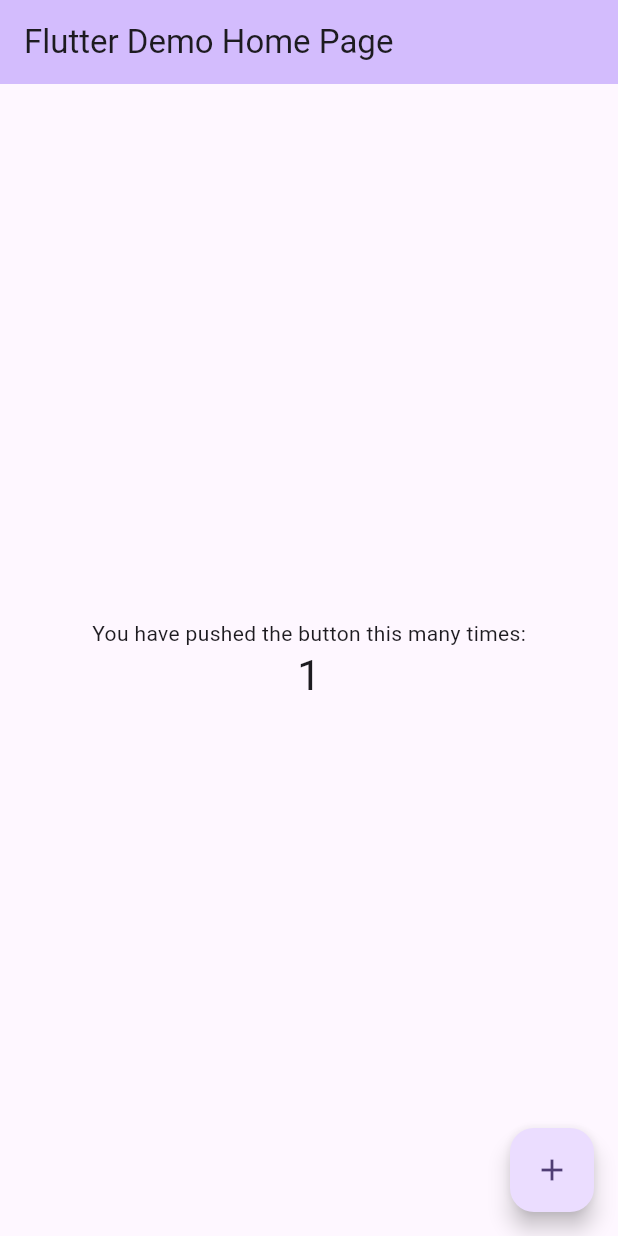
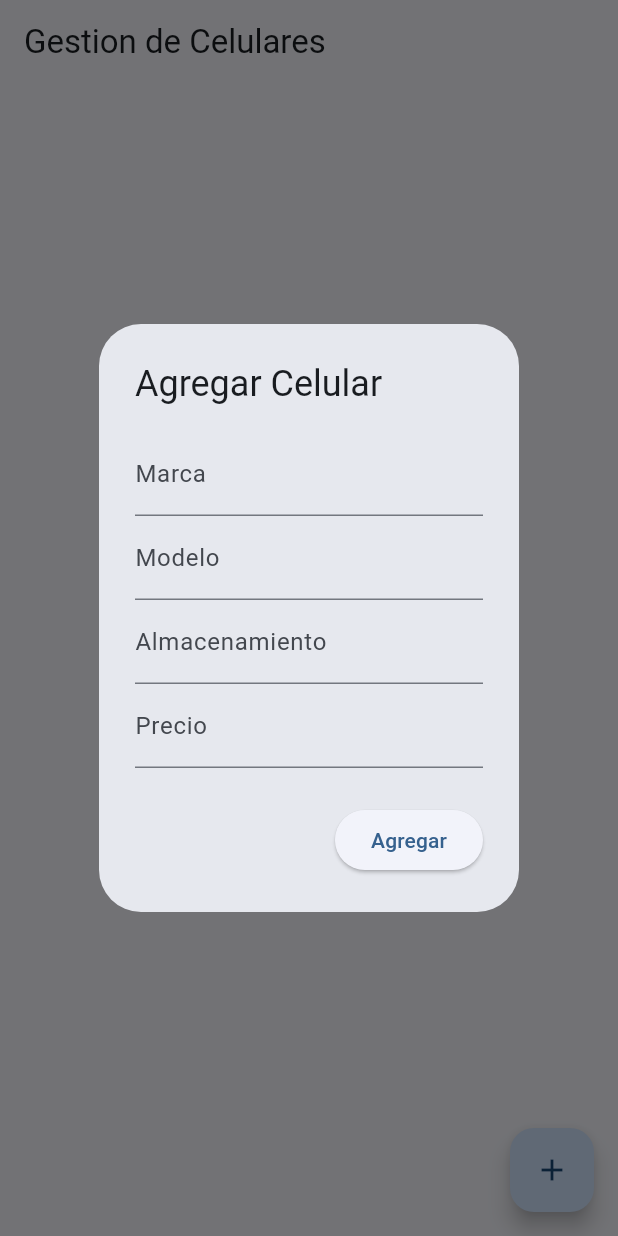
Before and after one commit to Angel453-jpg/flutter-crud, a Flutter app: the screen it shows after launch, after a tap on the "add" icon, on a phone screen of 412 x 824 dp. Run offline on Flutter 3.47's test engine with Material 3 defaults, Android fonts, the phone set to English and light mode, and no system bars; our stand-ins replace cloud_firestore, firebase_core; accounts and stored records are empty.

Commit message:
Inicio de la aplicación

```diff
--- /dev/null
+++ b/lib/firestore_service.dart
@@ -0,0 +1,21 @@
+import 'package:cloud_firestore/cloud_firestore.dart';
+
+class FirestoreService {
+  final CollectionReference cellphones = FirebaseFirestore.instance.collection(
+    'cellphones',
+  );
+
+  Future<void> addCellphone(
+    String brand,
+    String model,
+    String storage,
+    double price,
+  ) {
+    return cellphones.add({
+      'Marca': brand,
+      'Modelo': model,
+      'Almacenamiento': storage,
+      'Precio': price,
+    });
+  }
+}
--- a/lib/main.dart
+++ b/lib/main.dart
@@ -1,123 +1,26 @@
+import 'package:firebase_core/firebase_core.dart';
 import 'package:flutter/material.dart';
+import 'package:flutter_crud/firebase_options.dart';
+import 'package:flutter_crud/my_home_page.dart';
 
-void main() {
+void main() async {
+  WidgetsFlutterBinding.ensureInitialized();
+  await Firebase.initializeApp(options: DefaultFirebaseOptions.currentPlatform);
   runApp(const MyApp());
 }
 
 class MyApp extends StatelessWidget {
   const MyApp({super.key});
 
-  // This widget is the root of your application.
   @override
   Widget build(BuildContext context) {
     return MaterialApp(
       debugShowCheckedModeBanner: false,
-      title: 'Flutter Demo',
+      title: "Flutter CRUD celulares",
       theme: ThemeData(
-        // This is the theme of your application.
-        //
-        // TRY THIS: Try running your application with "flutter run". You'll see
-        // the application has a purple toolbar. Then, without quitting the app,
-        // try changing the seedColor in the colorScheme below to Colors.green
-        // and then invoke "hot reload" (save your changes or press the "hot
-        // reload" button in a Flutter-supported IDE, or press "r" if you used
-        // the command line to start the app).
-        //
-        // Notice that the counter didn't reset back to zero; the application
-        // state is not lost during the reload. To reset the state, use hot
-        // restart instead.
-        //
-        // This works for code too, not just values: Most code changes can be
-        // tested with just a hot reload.
-        colorScheme: ColorScheme.fromSeed(seedColor: Colors.deepPurple),
+        colorScheme: ColorScheme.fromSeed(seedColor: Colors.blue),
       ),
-      home: const MyHomePage(title: 'Flutter Demo Home Page'),
+      home: const MyHomePage(title: 'Gestion de Celulares'),
     );
   }
 }
-
-class MyHomePage extends StatefulWidget {
-  const MyHomePage({super.key, required this.title});
-
-  // This widget is the home page of your application. It is stateful, meaning
-  // that it has a State object (defined below) that contains fields that affect
-  // how it looks.
-
-  // This class is the configuration for the state. It holds the values (in this
-  // case the title) provided by the parent (in this case the App widget) and
-  // used by the build method of the State. Fields in a Widget subclass are
-  // always marked "final".
-
-  final String title;
-
-  @override
-  State<MyHomePage> createState() => _MyHomePageState();
-}
-
-class _MyHomePageState extends State<MyHomePage> {
-  int _counter = 0;
-
-  void _incrementCounter() {
-    setState(() {
-      // This call to setState tells the Flutter framework that something has
-      // changed in this State, which causes it to rerun the build method below
-      // so that the display can reflect the updated values. If we changed
-      // _counter without calling setState(), then the build method would not be
-      // called again, and so nothing would appear to happen.
-      _counter++;
-    });
-  }
-
-  @override
-  Widget build(BuildContext context) {
-    // This method is rerun every time setState is called, for instance as done
-    // by the _incrementCounter method above.
-    //
-    // The Flutter framework has been optimized to make rerunning build methods
-    // fast, so that you can just rebuild anything that needs updating rather
-    // than having to individually change instances of widgets.
-    return Scaffold(
-      appBar: AppBar(
-        // TRY THIS: Try changing the color here to a specific color (to
-        // Colors.amber, perhaps?) and trigger a hot reload to see the AppBar
-        // change color while the other colors stay the same.
-        backgroundColor: Theme.of(context).colorScheme.inversePrimary,
-        // Here we take the value from the MyHomePage object that was created by
-        // the App.build method, and use it to set our appbar title.
-        title: Text(widget.title),
-      ),
-      body: Center(
-        // Center is a layout widget. It takes a single child and positions it
-        // in the middle of the parent.
-        child: Column(
-          // Column is also a layout widget. It takes a list of children and
-          // arranges them vertically. By default, it sizes itself to fit its
-          // children horizontally, and tries to be as tall as its parent.
-          //
-          // Column has various properties to control how it sizes itself and
-          // how it positions its children. Here we use mainAxisAlignment to
-          // center the children vertically; the main axis here is the vertical
-          // axis because Columns are vertical (the cross axis would be
-          // horizontal).
-          //
-          // TRY THIS: Invoke "debug painting" (choose the "Toggle Debug Paint"
-          // action in the IDE, or press "p" in the console), to see the
-          // wireframe for each widget.
-          mainAxisAlignment: MainAxisAlignment.center,
-          children: <Widget>[
-            const Text('You have pushed the button this many times:'),
-            Text(
-              '$_counter',
-              style: Theme.of(context).textTheme.headlineMedium,
-            ),
-          ],
-        ),
-      ),
-      floatingActionButton: FloatingActionButton(
-        onPressed: _incrementCounter,
-        tooltip: 'Increment',
-        child: const Icon(Icons.add),
-      ), // This trailing comma makes auto-formatting nicer for build methods.
-    );
-  }
-}
--- /dev/null
+++ b/lib/my_home_page.dart
@@ -0,0 +1,84 @@
+import 'package:flutter/material.dart';
+import 'package:flutter_crud/firestore_service.dart';
+
+class MyHomePage extends StatefulWidget {
+  const MyHomePage({super.key, required this.title});
+
+  final String title;
+
+  @override
+  State<MyHomePage> createState() => _MyHomePageState();
+}
+
+class _MyHomePageState extends State<MyHomePage> {
+  final FirestoreService dbService = FirestoreService();
+
+  final TextEditingController brandController = TextEditingController();
+  final TextEditingController modelController = TextEditingController();
+  final TextEditingController storageController = TextEditingController();
+  final TextEditingController priceController = TextEditingController();
+
+  void showCellphoneDialog() {
+    showDialog(
+      context: context,
+      builder: (context) => AlertDialog(
+        title: const Text('Agregar Celular'),
+        content: Column(
+          mainAxisSize: MainAxisSize.min,
+          children: [
+            TextField(
+              controller: brandController,
+              decoration: InputDecoration(labelText: 'Marca'),
+            ),
+            TextField(
+              controller: modelController,
+              decoration: InputDecoration(labelText: 'Modelo'),
+            ),
+            TextField(
+              controller: storageController,
+              decoration: InputDecoration(labelText: 'Almacenamiento'),
+            ),
+            TextField(
+              controller: priceController,
+              decoration: InputDecoration(labelText: 'Precio'),
+              keyboardType: TextInputType.number,
+            ),
+          ],
+        ),
+        actions: [
+          ElevatedButton(
+            onPressed: () {
+              final double? price = double.tryParse(priceController.text);
+              if (price != null) {
+                dbService.addCellphone(
+                  brandController.text,
+                  modelController.text,
+                  storageController.text,
+                  price,
+                );
+                brandController.clear();
+                modelController.clear();
+                storageController.clear();
+                priceController.clear();
+                Navigator.of(context);
+              }
+            },
+            child: const Text("Agregar"),
+          ),
+        ],
+      ),
+    );
+  }
+
+  @override
+  Widget build(BuildContext context) {
+    return Scaffold(
+      appBar: AppBar(title: Text(widget.title)),
+      floatingActionButton: FloatingActionButton(
+        onPressed: showCellphoneDialog,
+        child: const Icon(Icons.add),
+      ),
+      body: const Center(child: Text("Aquí ira la lista de celulares")),
+    );
+  }
+}
--- a/pubspec.yaml
+++ b/pubspec.yaml
@@ -35,6 +35,7 @@ dependencies:
   # Use with the CupertinoIcons class for iOS style icons.
   cupertino_icons: ^1.0.8
   firebase_core: ^3.15.1
+  cloud_firestore: ^5.6.11
 
 dev_dependencies:
   flutter_test:
```
Also changed, not shown: pubspec.lock, 4 other files.
